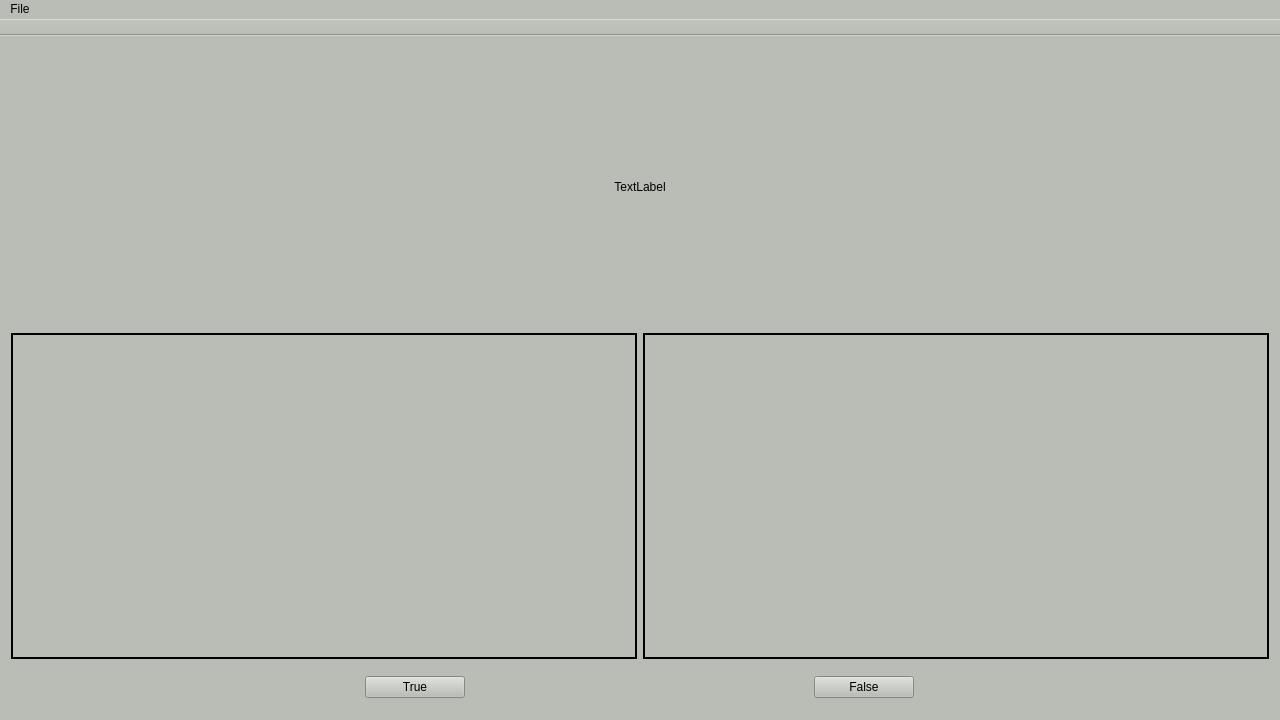
Before: the Qt Designer form gui/masterGUI/mainwindow.ui in rspiegl/icare-dataset, drawn with Qt 5.
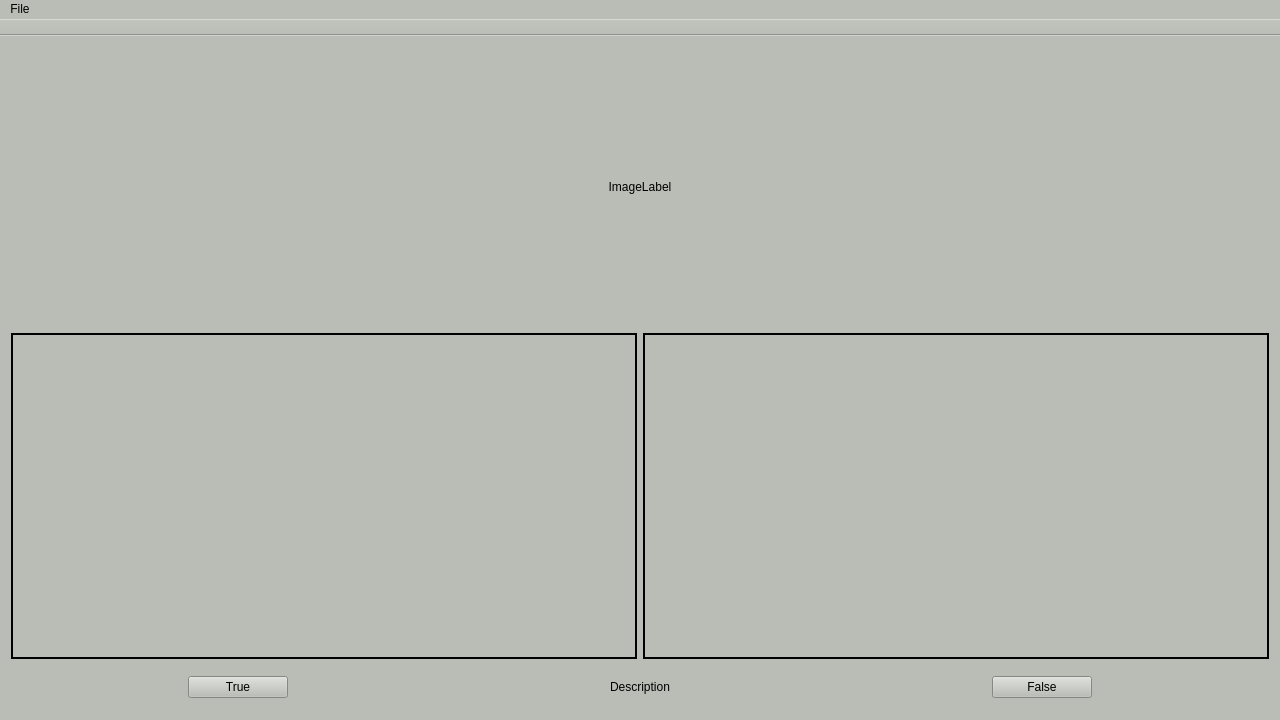
After: the same form once the commit is applied.

Commit message: add description label

Patch:
```diff
--- a/gui/masterGUI/mainwindow.ui
+++ b/gui/masterGUI/mainwindow.ui
@@ -54,7 +54,7 @@
           <enum>QFrame::Plain</enum>
          </property>
          <property name="text">
-          <string>TextLabel</string>
+          <string>ImageLabel</string>
          </property>
          <property name="scaledContents">
           <bool>true</bool>
@@ -151,6 +151,34 @@
          <property name="text">
           <string>True</string>
          </property>
+         <property name="shortcut">
+          <string>Left</string>
+         </property>
+        </widget>
+       </item>
+       <item>
+        <widget class="QLabel" name="descriptionLabel">
+         <property name="enabled">
+          <bool>true</bool>
+         </property>
+         <property name="sizePolicy">
+          <sizepolicy hsizetype="Minimum" vsizetype="Fixed">
+           <horstretch>0</horstretch>
+           <verstretch>0</verstretch>
+          </sizepolicy>
+         </property>
+         <property name="maximumSize">
+          <size>
+           <width>360</width>
+           <height>16777215</height>
+          </size>
+         </property>
+         <property name="text">
+          <string>Description</string>
+         </property>
+         <property name="alignment">
+          <set>Qt::AlignCenter</set>
+         </property>
         </widget>
        </item>
        <item>
```
Left out of the diff: 137 changed lines with no effect on the pictures. The commit also changes 1 other file.
